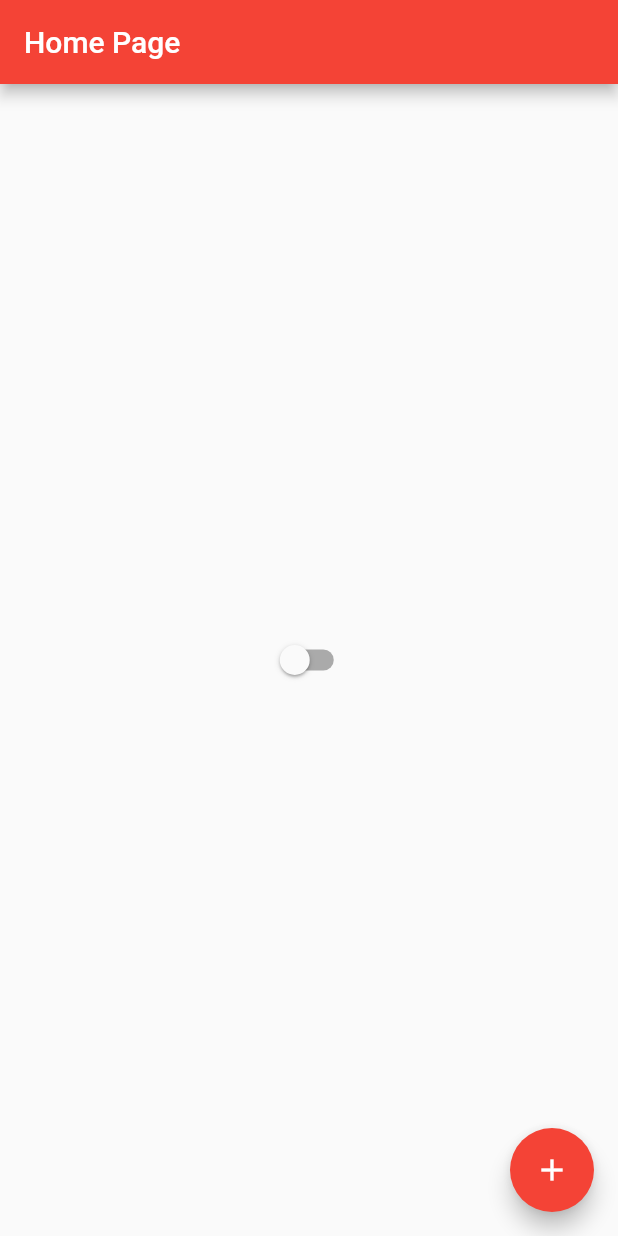
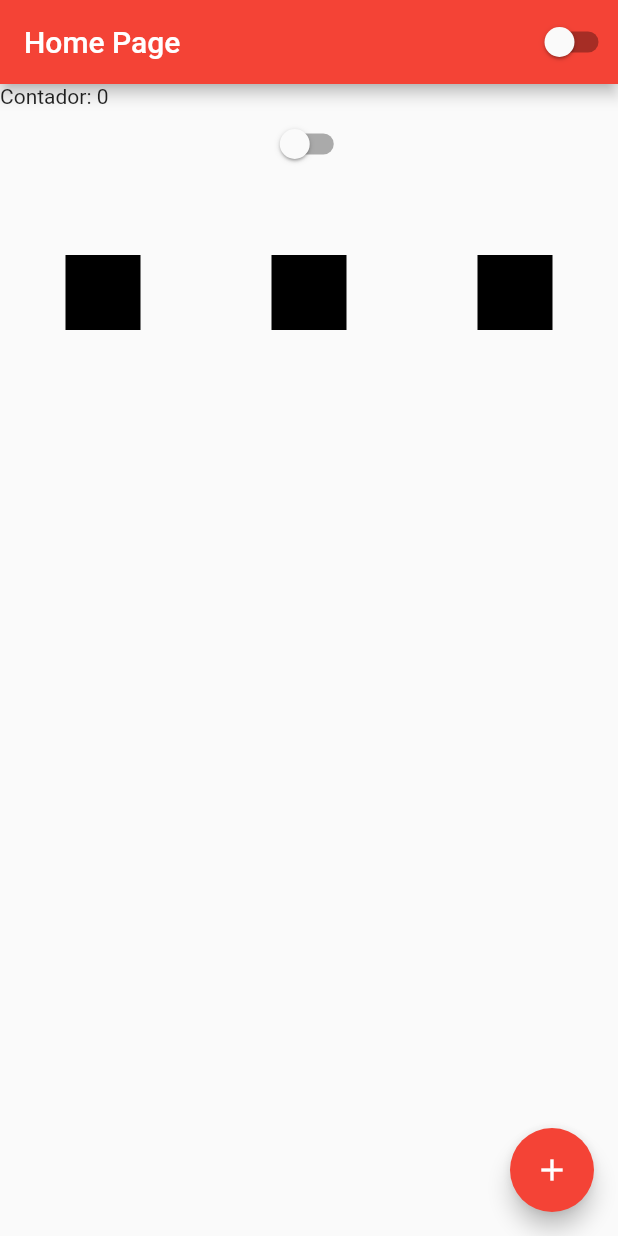
Before and after one commit to BrunowsUS/flutterando_curso_iniciante, a Flutter app: the screen it shows after launch, on a phone screen of 412 x 824 dp. Run offline on Flutter 3.47's test engine with Material 2 defaults, Android fonts, the phone set to English and light mode, and no system bars.

Commit message:
aula17_completed

```diff
--- a/lib/homepage.dart
+++ b/lib/homepage.dart
@@ -16,13 +16,41 @@ class HomePageState extends State<HomePage> {
     return Scaffold(
       appBar: AppBar(
         title: Text('Home Page'),
+        actions: [CustomSwitcher()],
       ),
-      body: Center(
-        child: Switch(
-          value: AppController.instance.isDartTheme,
-          onChanged: (value) {
-            AppController.instance.changeTheme();
-          },
+      body: Container(
+        width: double.infinity,
+        height: double.infinity,
+        child: ListView(
+          children: [
+            Text('Contador: $counter'),
+            CustomSwitcher(),
+            Container(
+              height: 50,
+              width: 50,
+            ),
+            Row(
+              mainAxisAlignment: MainAxisAlignment.spaceAround,
+              crossAxisAlignment: CrossAxisAlignment.center,
+              children: [
+                Container(
+                  height: 50,
+                  width: 50,
+                  color: Colors.black,
+                ),
+                Container(
+                  height: 50,
+                  width: 50,
+                  color: Colors.black,
+                ),
+                Container(
+                  height: 50,
+                  width: 50,
+                  color: Colors.black,
+                )
+              ],
+            ),
+          ],
         ),
       ),
       floatingActionButton: FloatingActionButton(
@@ -36,3 +64,15 @@ class HomePageState extends State<HomePage> {
     );
   }
 }
+
+class CustomSwitcher extends StatelessWidget {
+  @override
+  Widget build(BuildContext context) {
+    return Switch(
+      value: AppController.instance.isDartTheme,
+      onChanged: (value) {
+        AppController.instance.changeTheme();
+      },
+    );
+  }
+}
```
